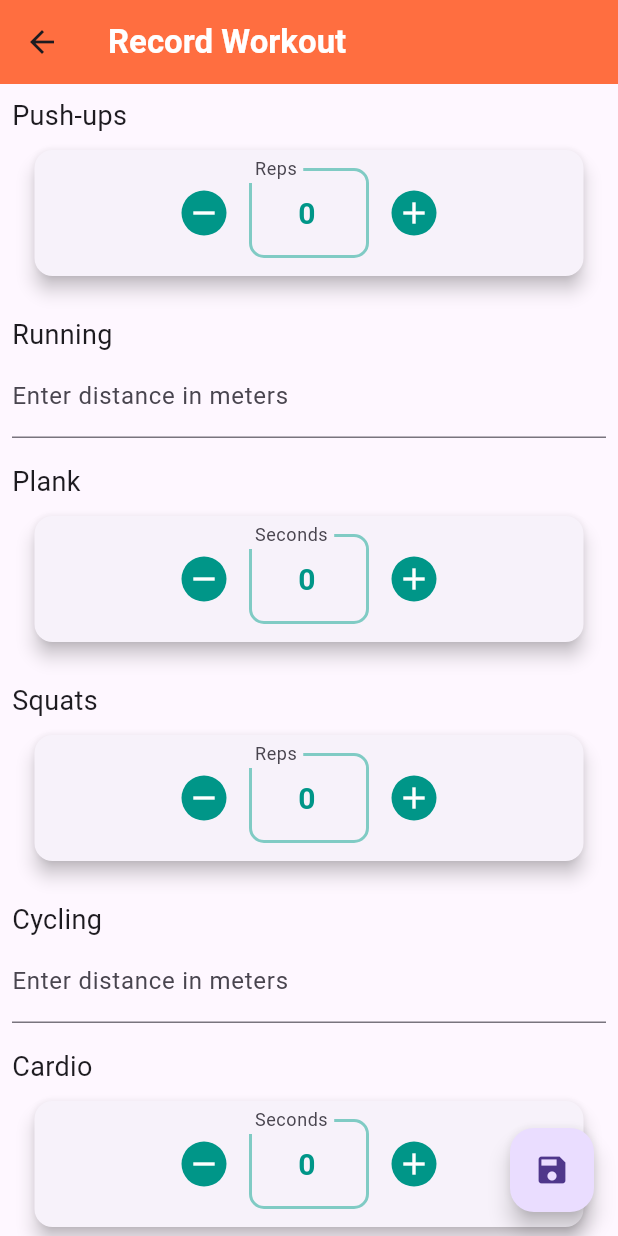
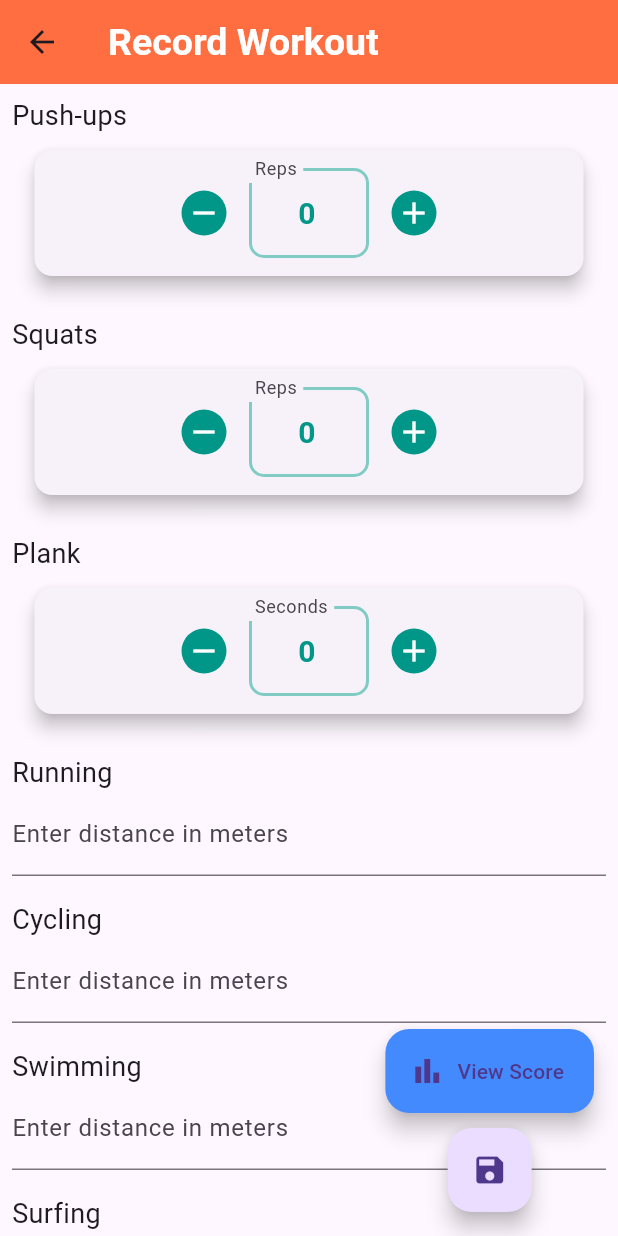
Before and after one commit to Karthikeya02/move, a Flutter app: the screen it shows after launch, after a tap on the "add" icon, on a phone screen of 412 x 824 dp. Run offline on Flutter 3.47's test engine with Material 3 defaults, Android fonts, the phone set to English and light mode, and no system bars.

Commit message:
modify some

```diff
--- a/lib/main.dart
+++ b/lib/main.dart
@@ -20,7 +20,7 @@ class MyApp extends StatelessWidget {
           appBarTheme: AppBarTheme(
             backgroundColor: Colors.deepOrangeAccent, //AppBar teal color
             titleTextStyle: TextStyle(
-              fontSize: 22,
+              fontSize: 25,
               fontWeight: FontWeight.w600,
               color: Colors.white,
             ),
@@ -33,7 +33,7 @@ class MyApp extends StatelessWidget {
 }
 
 class WorkoutProvider with ChangeNotifier {
-  List<Workout> _workouts = [];
+  final List<Workout> _workouts = [];
 
   List<Workout> get workouts => _workouts;
 
--- a/lib/workout_details/workout_history_page.dart
+++ b/lib/workout_details/workout_history_page.dart
@@ -2,9 +2,9 @@ import 'package:flutter/material.dart';
 import 'package:provider/provider.dart';
 import 'package:move/workout_details/workout_recording_page.dart';
 import '../main.dart';
-import '../models/workout_model.dart'; // Workout model class
-
-
+import '../models/workout_model.dart';
+import '../score_widget.dart';
+import 'package:intl/intl.dart';
 
 class WorkoutHistoryPage extends StatelessWidget {
   @override
@@ -12,18 +12,21 @@ class WorkoutHistoryPage extends StatelessWidget {
     final workouts = Provider.of<WorkoutProvider>(context).workouts;
 
     return Scaffold(
-      appBar: AppBar(
-        title: Text('Workout History'),
-      ),
-      body: workouts.isEmpty
+      appBar: AppBar(title: Text('Workout History')),
+      body: Column(
+        children: [
+          Expanded(
+            child: workouts.isEmpty
                 ? Center(child: Text('No workouts recorded yet.'))
                 : ListView.builder(
               itemCount: workouts.length,
               itemBuilder: (context, index) {
                 final workout = workouts[index];
                 return ListTile(
-            title: Text((workout.date)),
-            subtitle: Text('Total Exercises: ${workout.exercises.length}'),
+                  title: Text(
+                      DateFormat('yyyy-MM-dd h:mm a').format(DateTime.parse(workout.date)), // Format DateTime
+                  ),
+                  subtitle: Text('Exercises: ${workout.exercises.length}'),
                   onTap: () {
                     Navigator.push(
                       context,
@@ -35,7 +38,21 @@ class WorkoutHistoryPage extends StatelessWidget {
                 );
               },
             ),
-      floatingActionButton: FloatingActionButton(
+          ),
+          SizedBox(height: 10), // Spacing
+        ],
+      ),
+      floatingActionButton: Column(
+        mainAxisSize: MainAxisSize.min,
+        children: [
+          FloatingActionButton.extended(
+            onPressed: () => _showScore(context),
+            icon: Icon(Icons.bar_chart),
+            label: Text("View Score"),
+            backgroundColor: Colors.blueAccent,
+          ),
+          SizedBox(height: 10),
+          FloatingActionButton(
             onPressed: () {
               Navigator.push(
                 context,
@@ -45,6 +62,22 @@ class WorkoutHistoryPage extends StatelessWidget {
               );
             },
             child: Icon(Icons.add),
+          ),
+        ],
+      ),
+    );
+  }
+
+  /// **Displays the ScoreWidget in a bottom sheet**
+  void _showScore(BuildContext context) {
+    showModalBottomSheet(
+      context: context,
+      shape: RoundedRectangleBorder(
+        borderRadius: BorderRadius.vertical(top: Radius.circular(15)),
+      ),
+      builder: (context) => Padding(
+        padding: EdgeInsets.all(10),
+        child: ScoreWidget(),
       ),
     );
   }
--- a/lib/workout_details/workout_plan.dart
+++ b/lib/workout_details/workout_plan.dart
@@ -7,7 +7,7 @@ class WorkoutPlan {
 
 class Exercise {
   String name;
-  String type; // Can be 'seconds', 'reps', or 'meters'
+  String type; // Measurement: 'seconds', 'reps', or 'meters'
 
   Exercise(this.name, this.type);
 }
--- a/lib/workout_details/workout_recording_page.dart
+++ b/lib/workout_details/workout_recording_page.dart
@@ -1,11 +1,16 @@
 import 'package:flutter/material.dart';
 import 'package:provider/provider.dart';
-import 'package:move/main.dart'; // Ensure the widget is imported
+import '../main.dart';
 import '../models/workout_model.dart';
+import '../score_widget.dart';
 import '../widgets/meters_input_widget.dart';
 import '../widgets/numeric_widget.dart';
+import 'dart:core';
+
 
 class WorkoutRecordingPage extends StatefulWidget {
+  const WorkoutRecordingPage({super.key});
+
   @override
   _WorkoutRecordingPageState createState() => _WorkoutRecordingPageState();
 }
@@ -13,38 +18,55 @@ class WorkoutRecordingPage extends StatefulWidget {
 class _WorkoutRecordingPageState extends State<WorkoutRecordingPage> {
   final List<Exercise> exercises = [
     Exercise('Push-ups', 'Reps'),
+    Exercise('Squats', 'Reps'),
+    Exercise('Plank', 'Seconds'),
     Exercise('Running', 'Meters'),
-    Exercise('Plank', 'Seconds'),
-    Exercise('Squats', 'Reps'),
     Exercise('Cycling', 'Meters'),
-    Exercise('Cardio', 'Seconds'),
+    Exercise('Swimming', 'Meters'),
+    Exercise('Surfing', 'Meters'),
   ];
 
-  final Map<int, int> exerciseOutputs = {}; // Map to store inputs for each exercise
+  final Map<int, int> exerciseOutputs = {}; // Stores user inputs
 
+  /// **Saves the recorded workout and updates the global state**
   void _saveWorkout() {
-    final workout = Workout(
-      date: DateTime.now().toString(),
-      exercises: exercises
-          .map((exercise) => ExerciseResult(
-        exercise.name,
-        exercise.type,
-        exerciseOutputs[exercises.indexOf(exercise)] ?? 0,
-      ))
-          .toList(),
+    final newWorkout = Workout(
+      date: DateTime.now().toString(), // Ensure DateTime format
+      exercises: exercises.map((exercise) {
+        int index = exercises.indexOf(exercise);
+        return ExerciseResult(
+          exercise.name,
+          exercise.type,
+          exerciseOutputs[index] ?? 0, // Default to 0 if no input
+        );
+      }).toList(),
     );
 
-    // Add workout to shared state using Provider
-    Provider.of<WorkoutProvider>(context, listen: false).addWorkout(workout);
+    // Save workout to state
+    Provider.of<WorkoutProvider>(context, listen: false).addWorkout(newWorkout);
 
-    // Navigate back to WorkoutHistoryPage after saving
+    // Navigate back
     Navigator.pop(context);
+  }
+
+  /// **Displays the ScoreWidget in a bottom sheet**
+  void _showScore(BuildContext context) {
+    showModalBottomSheet(
+      context: context,
+      shape: RoundedRectangleBorder(
+        borderRadius: BorderRadius.vertical(top: Radius.circular(15)),
+      ),
+      builder: (context) => Padding(
+        padding: EdgeInsets.all(10),
+        child: ScoreWidget(),
+      ),
+    );
   }
 
   @override
   Widget build(BuildContext context) {
     return Scaffold(
-      appBar: AppBar(title: Text('Record Workout')),
+      appBar: AppBar(title: const Text('Record Workout')),
       body: ListView.builder(
         itemCount: exercises.length,
         itemBuilder: (context, index) {
@@ -55,32 +77,43 @@ class _WorkoutRecordingPageState extends State<WorkoutRecordingPage> {
             child: Column(
               crossAxisAlignment: CrossAxisAlignment.start,
               children: [
-                // Display the exercise name
-                Text(exercise.name, style: TextStyle(fontSize: 18)),
-                if (exercise.type == 'Meters')
-                  MetersInputWidget(
-                    onInputChanged: (value) {
-                      exerciseOutputs[index] = value;
-                    },
-                  ),
-                // Use NumericInputWidget for all types of input (seconds, meters, reps)
-                if (exercise.type == 'Reps' || exercise.type == 'Seconds')
-                  NumericInputWidget(
-                    label: exercise.type,
-                    initialValue: 0,
-                    onInputChanged: (value) {
-                      exerciseOutputs[index] = value;
-                  },
-                ),
+                Text(exercise.name, style: const TextStyle(fontSize: 18)),
+                _buildInputWidget(index, exercise.type),
               ],
             ),
           );
         },
       ),
-      floatingActionButton: FloatingActionButton(
-        onPressed: _saveWorkout,
-        child: Icon(Icons.save),
+      floatingActionButton: Column(
+        mainAxisSize: MainAxisSize.min,
+        children: [
+          FloatingActionButton.extended(
+            onPressed: () => _showScore(context),
+            icon: Icon(Icons.bar_chart),
+            label: Text("View Score"),
+            backgroundColor: Colors.blueAccent,
+          ),
+          SizedBox(height: 10), // Spacing between buttons
+          FloatingActionButton(
+            onPressed: _saveWorkout,
+            child: const Icon(Icons.save),
+          ),
+        ],
       ),
     );
   }
+
+  /// **Returns the appropriate input widget based on exercise type**
+  Widget _buildInputWidget(int index, String type) {
+    if (type == 'Meters') {
+      return MetersInputWidget(
+        onInputChanged: (value) => setState(() => exerciseOutputs[index] = value),
+      );
+    }
+    return NumericInputWidget(
+      label: type,
+      initialValue: 0,
+      onInputChanged: (value) => setState(() => exerciseOutputs[index] = value),
+    );
+  }
 }
--- a/pubspec.yaml
+++ b/pubspec.yaml
@@ -31,6 +31,7 @@ dependencies:
   flutter:
     sdk: flutter
   provider: ^6.0.5
+  intl: ^0.17.0
 
 
   # The following adds the Cupertino Icons font to your application.
```
Also changed, not shown: lib/score_widget.dart (added, +144 -0 lines), pubspec.lock. Lines whose indentation alone changed are shown as unchanged.
